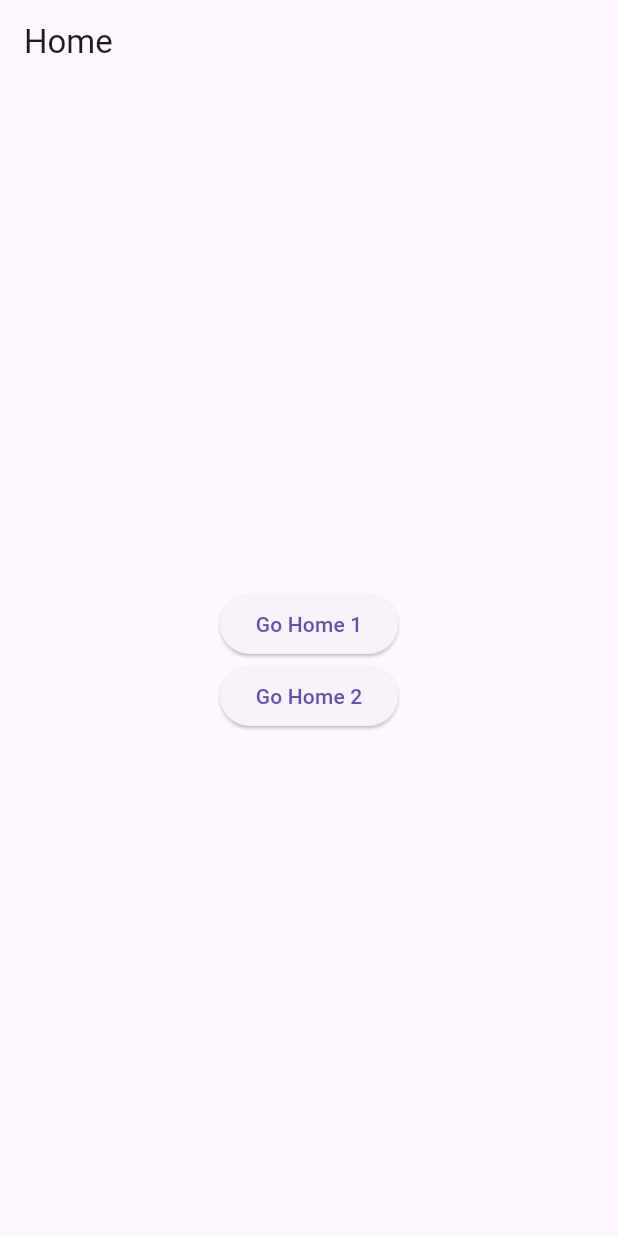
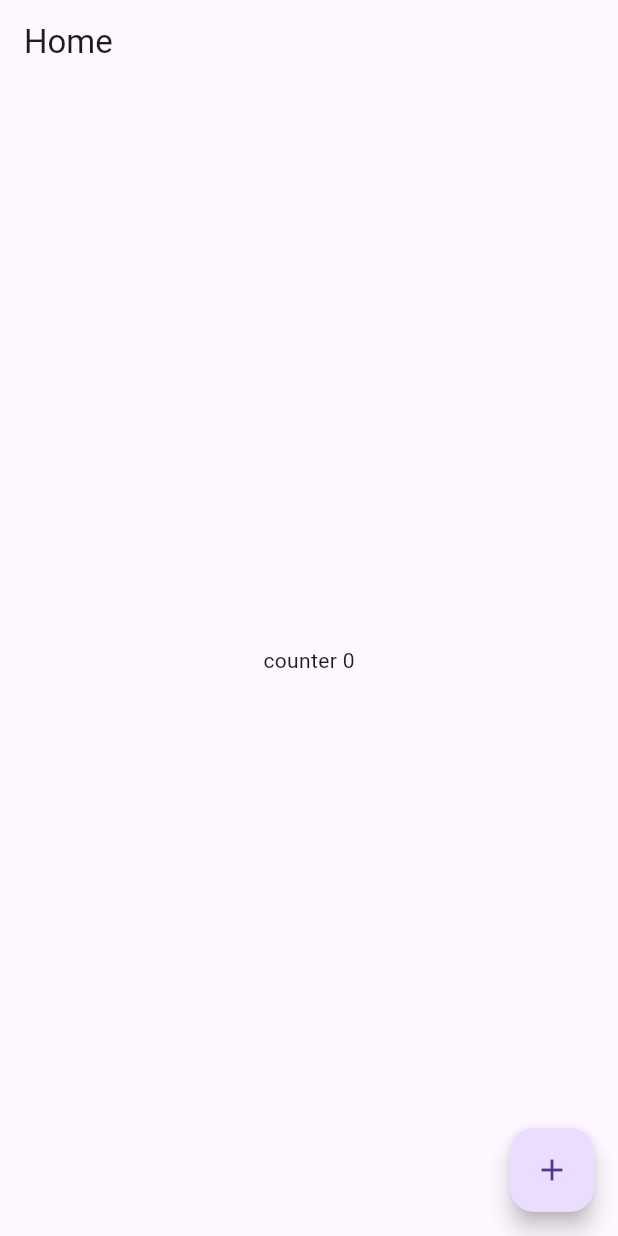
Before and after one commit to SilverShadow123/learning-flutter, a Flutter app: the screen it shows after launch, on a phone screen of 412 x 824 dp. Run offline on Flutter 3.47's test engine with Material 3 defaults, Android fonts, the phone set to English and light mode, and no system bars.

```diff
--- a/lib/main.dart
+++ b/lib/main.dart
@@ -2,11 +2,11 @@ import 'package:flutter/cupertino.dart';
 import 'package:flutter/material.dart';
 
 void main() {
-  runApp(nav_the());
+  runApp(con());
 }
 
-class nav_the extends StatelessWidget {
-  const nav_the({super.key});
+class con extends StatelessWidget {
+  const con({super.key});
 
   @override
   Widget build(BuildContext context) {
@@ -16,8 +16,15 @@ class nav_the extends StatelessWidget {
   }
 }
 
-class Home extends StatelessWidget {
-  const Home({super.key});
+class Home extends StatefulWidget {
+  Home({super.key});
+
+  @override
+  State<Home> createState() => _HomeState();
+}
+
+class _HomeState extends State<Home> {
+  int counter = 0;
 
   @override
   Widget build(BuildContext context) {
@@ -26,73 +33,18 @@ class Home extends StatelessWidget {
         title: Text('Home'),
       ),
       body: Center(
-        child: Column(
-          mainAxisAlignment: MainAxisAlignment.center,
-          children: [
-            ElevatedButton(
-                onPressed: () {
-                  Navigator.push(context,
-                      MaterialPageRoute(builder: (context) => Home1(Image.asset('assets/images/a-girl.jpg'))));
-                },
-                child: Text('Go Home 1')),
-            ElevatedButton(
-                onPressed: () {
-                  Navigator.push(context,
-                      MaterialPageRoute(builder: (context) => Home2('The quick brown fox jumps')));
-                },
-                child: Text('Go Home 2')),
-          ],
-        ),
+        child: Text('counter $counter'),
+      ),
+      floatingActionButton: FloatingActionButton(
+        onPressed: () {
+          counter++;
+          print(counter);
+          setState(() {
+
+          });
+        },
+        child: Icon(Icons.add),
       ),
     );
   }
 }
-
-class Home1 extends StatelessWidget {
-
-   var msg;
-
-   Home1(
-
-      this.msg,
-
-      {super.key});
-
-  @override
-  Widget build(BuildContext context) {
-    return Scaffold(
-      appBar: AppBar(
-        title: Text('Home1'),
-      ),
-      body: Center(
-        child: ElevatedButton(
-            onPressed: () {
-              Navigator.push(
-                  context, MaterialPageRoute(builder: (context) => Home2('The quick brown fox jumps')));
-            },
-            child: msg),
-
-      ),
-    );
-  }
-}
-
-class Home2 extends StatelessWidget {
-
-  String msg;
-
-  Home2(
-
-  this.msg,
-
-      {super.key});
-
-  @override
-  Widget build(BuildContext context) {
-    return Scaffold(
-      appBar: AppBar(
-        title: Text(msg),
-      ),
-    );
-  }
-}
```
